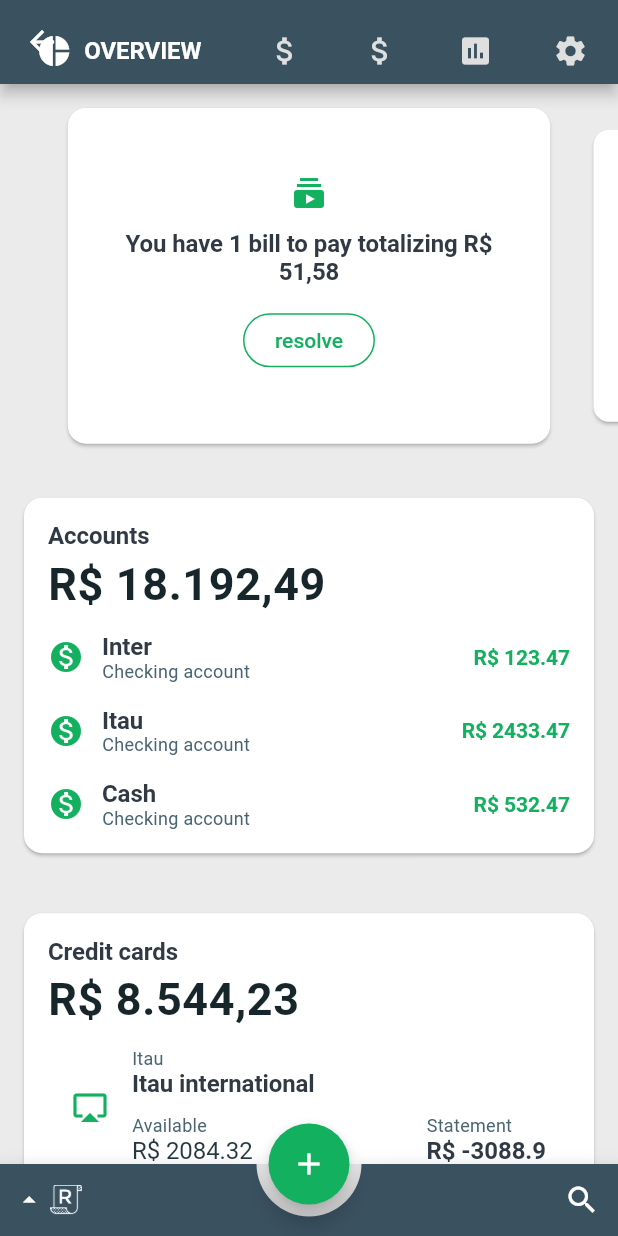
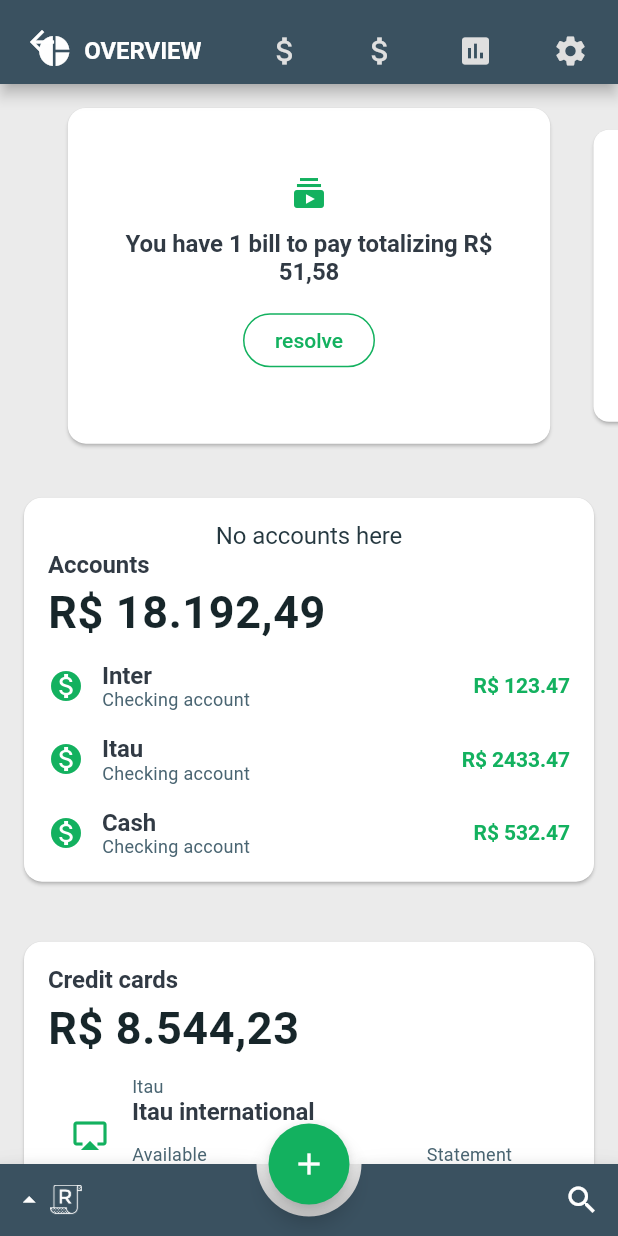
Before and after one commit to maugustosemperfi/financial-mobile, a Flutter app: the HomePage screen opened directly, on a phone screen of 412 x 824 dp. Run offline on Flutter 3.47's test engine with Material 2 defaults, Android fonts, the phone set to English and light mode, and no system bars; drawn by our look-alikes of carousel_slider; our stand-ins replace bloc, dio, equatable, fluro, flutter_bloc, flutter_masked_text and 2 more; accounts and stored records are empty; network calls fail; statements that could not run were skipped.

Commit message:
[FEATURE] Adding authorization interceptor to app
- Using dio interceptors
- Storing token in constant variable on Application class (will be changed later)

```diff
--- a/lib/pages/home/home_page.dart
+++ b/lib/pages/home/home_page.dart
@@ -80,7 +80,13 @@ class _HomePageState extends State<HomePage> with TickerProviderStateMixin {
         children: <Widget>[
           OverviewPage(),
           Container(
-            child: Text("Tab 2"),
+            child: RaisedButton(
+              color: AppTheme.green,
+              onPressed: () {
+                authenticationBloc.dispatch(LoggedOut());
+              },
+              child: Text("Logout"),
+            ),
           ),
           Container(
             child: Text("Tab 3"),
@@ -105,7 +111,6 @@ class _HomePageState extends State<HomePage> with TickerProviderStateMixin {
       flex: isSelected ? 5 : 2,
       child: InkWell(
         onTap: () {
-          // authenticationBloc.dispatch(LoggedOut());
           selectTab(index);
         },
         child: Container(
--- a/lib/pages/overview/overview_page.dart
+++ b/lib/pages/overview/overview_page.dart
@@ -1,4 +1,5 @@
 import 'package:carousel_slider/carousel_slider.dart';
+import 'package:financial/application.dart';
 import 'package:flutter/material.dart';
 import 'package:financial/pages/overview/widgets/accounts_widget.dart';
 import 'package:financial/pages/overview/widgets/alert_widget.dart';
@@ -11,6 +12,20 @@ class OverviewPage extends StatefulWidget {
 }
 
 class _OverviewPageState extends State<OverviewPage> {
+  var accounts = null;
+
+  @override
+  void initState() {
+    super.initState();
+    _getAccounts();
+  }
+
+  _getAccounts() async {
+    accounts = await Application.dio.get('accounts');
+
+    print(accounts);
+  }
+
   @override
   Widget build(BuildContext context) {
     return Container(
@@ -47,6 +62,9 @@ class _OverviewPageState extends State<OverviewPage> {
                 padding: EdgeInsets.symmetric(vertical: 16, horizontal: 16),
                 child: Column(
                   children: <Widget>[
+                    accounts != null
+                        ? Text("Accounts here")
+                        : Text("No accounts here"),
                     Row(
                       children: <Widget>[
                         Text(
```
Also changed, not shown: lib/main.dart (+11 -3 lines).
